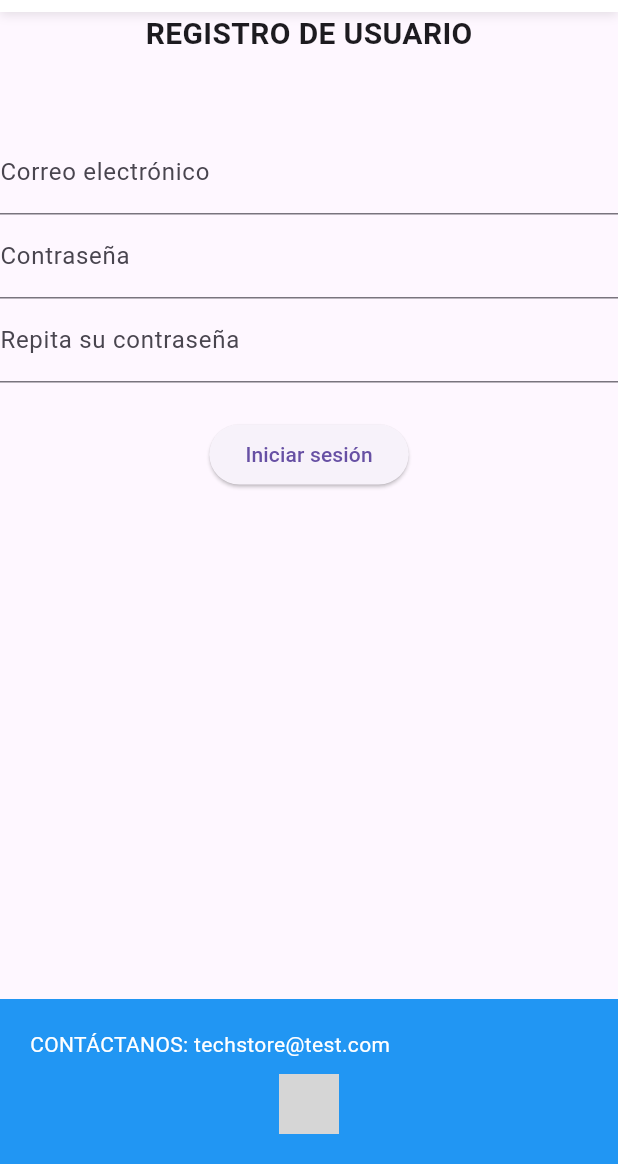
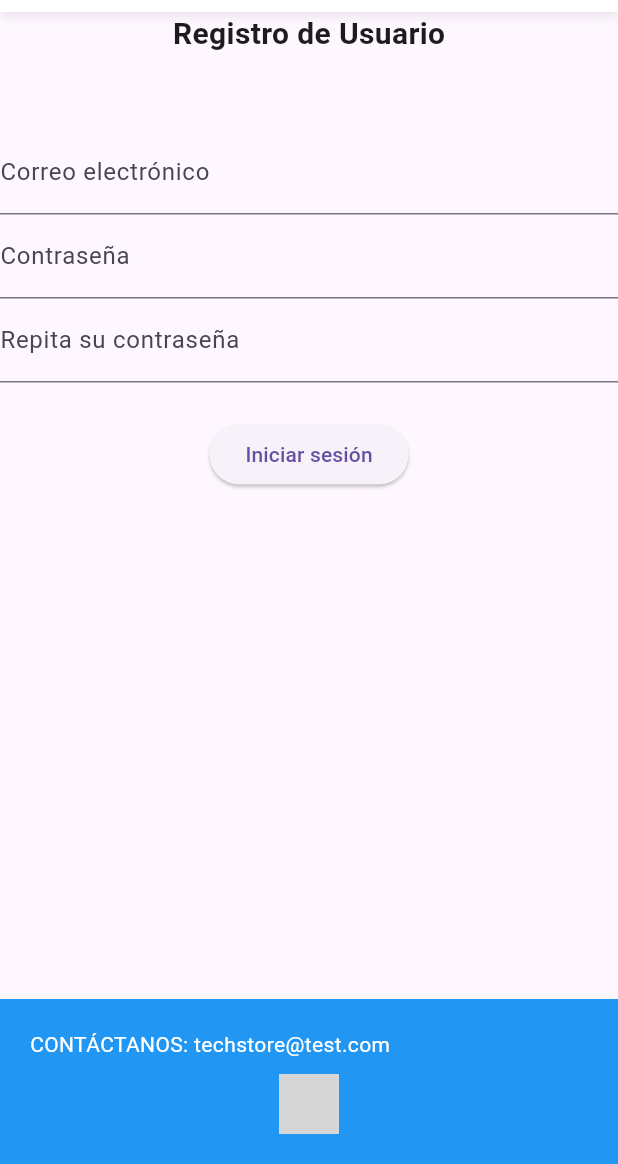
Before and after one commit to 000234768/examen3_computacion_movil, a Flutter app: the RegistroCliente screen opened by its route, on a phone screen of 412 x 824 dp, the part 72-1236 px from its top. Run offline on Flutter 3.47's test engine with Material 3 defaults, Android fonts, the phone set to English and light mode, and no system bars; our stand-ins replace firebase_auth, firebase_core; accounts and stored records are empty; network calls fail; grey boxes are pictures that could not be loaded.

Commit message:
modificaciones menores de textos y consts

```diff
--- a/aplicacion_prueba3/lib/pages/registro_cliente.dart
+++ b/aplicacion_prueba3/lib/pages/registro_cliente.dart
@@ -54,7 +54,7 @@ class RegistroCliente extends StatelessWidget {
         mainAxisAlignment: MainAxisAlignment.center,
         children: <Widget>[
           const Text(
-            'REGISTRO DE USUARIO',
+            'Registro de Usuario',
             style: TextStyle(
               fontSize: 20.0,
               fontWeight: FontWeight.bold,
--- a/aplicacion_prueba3/lib/routes/app_routes.dart
+++ b/aplicacion_prueba3/lib/routes/app_routes.dart
@@ -19,7 +19,7 @@ class AppRouter {
         return MaterialPageRoute(
           builder: (_) => Scaffold(
             appBar: AppBar(
-              title: Text('Página no encontrada'),
+              title: const Text('Página no encontrada'),
             ),
             body: Center(
               child: Text('La ruta ${settings.name} no existe en la aplicación.'),
```
